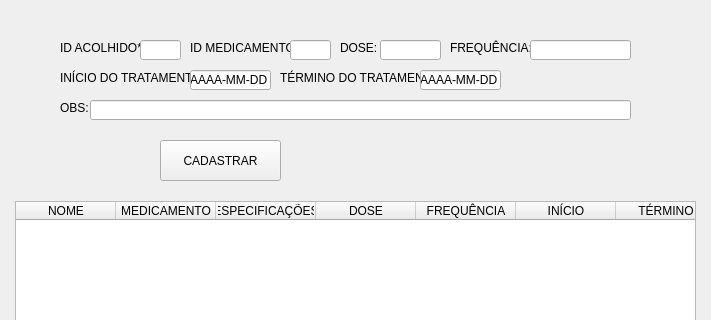
AlexFilh0/BetelgeuseDB, file formTratamento.ui: the form before one commit; both pictures show x 0 to 711 and y 0 to 320 of the 711 by 600 pixel window.
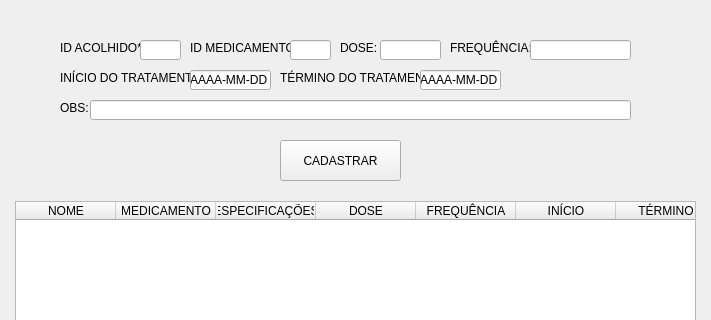
The form after the commit.

The edit to the form file:
```diff
--- a/formTratamento.ui
+++ b/formTratamento.ui
@@ -184,7 +184,7 @@
    <widget class="QPushButton" name="btnCadastrarTratamento">
     <property name="geometry">
      <rect>
-      <x>160</x>
+      <x>280</x>
       <y>140</y>
       <width>121</width>
       <height>41</height>
@@ -247,19 +247,6 @@
      </property>
     </column>
    </widget>
-   <widget class="QLabel" name="lblAviso">
-    <property name="geometry">
-     <rect>
-      <x>310</x>
-      <y>150</y>
-      <width>241</width>
-      <height>20</height>
-     </rect>
-    </property>
-    <property name="text">
-     <string/>
-    </property>
-   </widget>
   </widget>
   <widget class="QMenuBar" name="menubar">
    <property name="geometry">
```
Left out of the diff: 5 changed lines with no effect on the pictures.
